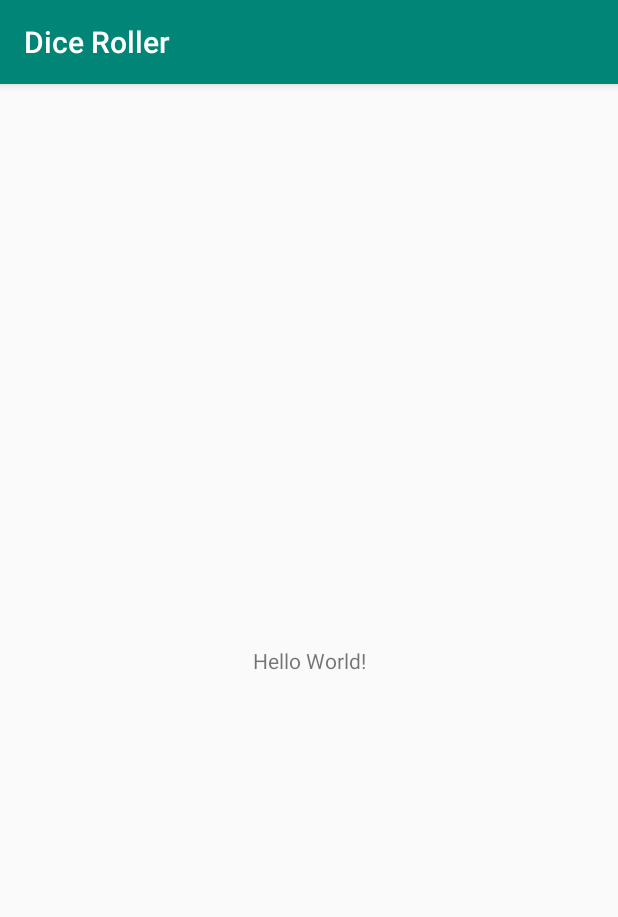
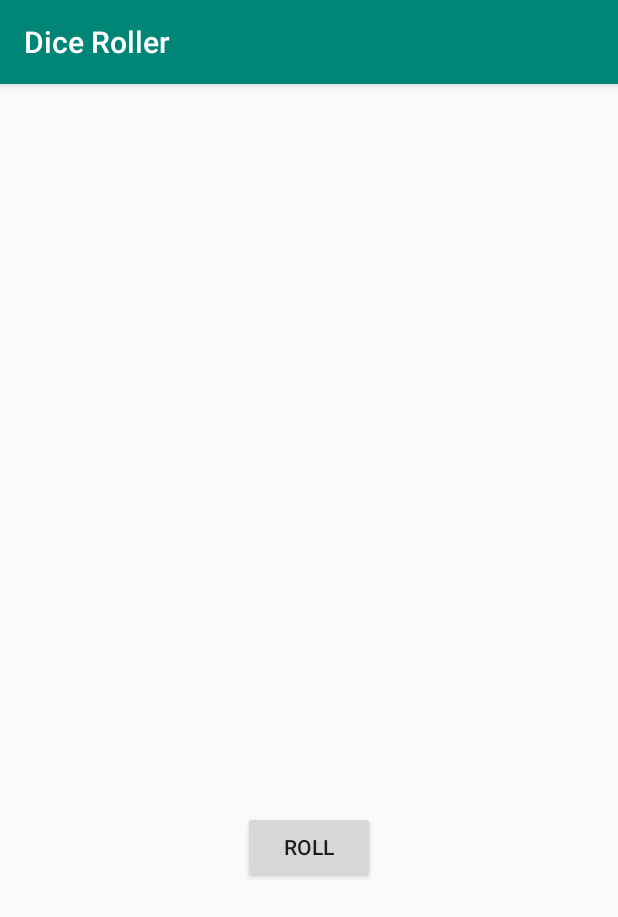
Before and after one commit to RamshaS/DiceRoller, an Android app: the screen it shows after launch (MainActivity), on a phone screen of 412 x 824 dp. Shown: the top 917 px of the screen. Run offline under Robolectric (Android 15) with nearby library versions, the phone set to English and light mode, and no system bars.

Commit message:
Created a roll the dice app. with support library enabled to support api level 21

```diff
--- a/app/build.gradle
+++ b/app/build.gradle
@@ -13,6 +13,7 @@ android {
         versionCode 1
         versionName "1.0"
         testInstrumentationRunner "androidx.test.runner.AndroidJUnitRunner"
+        vectorDrawables.useSupportLibrary = true
     }
     buildTypes {
         release {
--- a/app/src/main/java/com/ramshasaeed/android/diceroller/MainActivity.kt
+++ b/app/src/main/java/com/ramshasaeed/android/diceroller/MainActivity.kt
@@ -2,11 +2,40 @@ package com.ramshasaeed.android.diceroller
 
 import androidx.appcompat.app.AppCompatActivity
 import android.os.Bundle
+import android.widget.Button
+import android.widget.ImageView
+import android.widget.TextView
+import android.widget.Toast
+import android.widget.Toast.LENGTH_SHORT
+import kotlin.random.Random
+
 
 class MainActivity : AppCompatActivity() {
-
+    lateinit var img_roll : ImageView
     override fun onCreate(savedInstanceState: Bundle?) {
         super.onCreate(savedInstanceState)
         setContentView(R.layout.activity_main)
+
+        val btn_roll: Button = findViewById(R.id.btn_roll)
+        img_roll = findViewById(R.id.img_roll)
+        btn_roll.setOnClickListener {
+
+
+            rollDice()
+        }
+    }
+
+    private fun rollDice() {
+        val randomInteger = Random.nextInt(6) +1
+        val drawableResource = when(randomInteger){
+            1 -> R.drawable.dice_1
+            2 -> R.drawable.dice_2
+            3 -> R.drawable.dice_3
+            4 -> R.drawable.dice_4
+            5 -> R.drawable.dice_5
+            else -> R.drawable.dice_6
+        }
+        img_roll.setImageResource(drawableResource)
+
     }
 }
--- /dev/null
+++ b/app/src/main/res/drawable/dice_1.xml
@@ -0,0 +1,66 @@
+<!--
+  ~ Copyright 2018, The Android Open Source Project
+  ~
+  ~ Licensed under the Apache License, Version 2.0 (the "License");
+  ~ you may not use this file except in compliance with the License.
+  ~ You may obtain a copy of the License at
+  ~
+  ~     http://www.apache.org/licenses/LICENSE-2.0
+  ~
+  ~ Unless required by applicable law or agreed to in writing, software
+  ~ distributed under the License is distributed on an "AS IS" BASIS,
+  ~ WITHOUT WARRANTIES OR CONDITIONS OF ANY KIND, either express or implied.
+  ~ See the License for the specific language governing permissions and
+  ~ limitations under the License.
+  -->
+
+<vector xmlns:android="http://schemas.android.com/apk/res/android"
+    android:width="200dp"
+    android:height="250dp"
+    android:viewportWidth="800"
+    android:viewportHeight="1000">
+    <path
+        android:fillAlpha="0.5"
+        android:fillColor="#eee"
+        android:pathData="M740.8,635.42c-68.27,90.47 -249.77,201.76 -316,240.63a50.7,50.7 0,0 1,-49.93 0.81c-64.19,-35 -234.09,-133.88 -315.65,-242a14.69,14.69 0,0 1,-0.12 -17.49c77.58,-106.29 159.67,-258.89 341.06,-258.89 182,0 242.19,139.08 340.27,258.88A14.62,14.62 0,0 1,740.8 635.42Z"
+        android:strokeAlpha="0.5" />
+    <path
+        android:fillColor="#bdbdbd"
+        android:pathData="M704.9,630l-294.29,191.06l0,-340.85l294.29,-191.06l0,340.85z" />
+    <path
+        android:fillColor="#e0e0e0"
+        android:pathData="M97.59,630l294.29,191.06l0,-340.85l-294.29,-191.06l0,340.85z" />
+    <path
+        android:fillColor="#f5f5f5"
+        android:pathData="M400.14,464.73l-293.19,-191.45l293.19,-156.31l295.39,156.31l-295.39,191.45z" />
+    <path
+        android:fillColor="#eee"
+        android:pathData="M106.95,273.28l-9.36,15.87l294.29,191.06l8.26,-15.48l-293.19,-191.45z" />
+    <path
+        android:fillColor="#e0e0e0"
+        android:pathData="M695.53,273.28l9.37,15.87l-294.29,191.06l-10.47,-15.48l295.39,-191.45z" />
+    <path
+        android:fillColor="#eee"
+        android:pathData="M391.88,480.21h18.73v340.85h-18.73z" />
+    <path
+        android:fillColor="#f5f5f5"
+        android:pathData="M400.14,464.73l-8.26,15.48l18.73,0l-10.47,-15.48z" />
+    <path
+        android:fillColor="#78c257"
+        android:pathData="M397.45,297.62a16.9,28.71 97.07,1 0,4.16 -33.54a16.9,28.71 97.07,1 0,-4.16 33.54z" />
+    <path
+        android:fillColor="#78c257"
+        android:pathData="M297.17,539.02a30.12,16.11 53.82,1 0,26.01 -19.02a30.12,16.11 53.82,1 0,-26.01 19.02z" />
+    <path
+        android:fillColor="#78c257"
+        android:pathData="M161.96,588.24a30.12,16.11 53.82,1 0,26.01 -19.02a30.12,16.11 53.82,1 0,-26.01 19.02z" />
+    <path
+        android:fillColor="#78c257"
+        android:pathData="M551.15,579.45a30.12,16.11 126.18,1 0,35.56 -48.62a30.12,16.11 126.18,1 0,-35.56 48.62z" />
+    <path
+        android:fillColor="#78c257"
+        android:pathData="M469.12,549.58a30.12,16.11 126.18,1 0,35.56 -48.62a30.12,16.11 126.18,1 0,-35.56 48.62z" />
+    <path
+        android:fillColor="#78c257"
+        android:pathData="M633.17,609.29a30.12,16.11 126.18,1 0,35.56 -48.62a30.12,16.11 126.18,1 0,-35.56 48.62z" />
+</vector>
--- /dev/null
+++ b/app/src/main/res/drawable/dice_2.xml
@@ -0,0 +1,66 @@
+<!--
+  ~ Copyright 2018, The Android Open Source Project
+  ~
+  ~ Licensed under the Apache License, Version 2.0 (the "License");
+  ~ you may not use this file except in compliance with the License.
+  ~ You may obtain a copy of the License at
+  ~
+  ~     http://www.apache.org/licenses/LICENSE-2.0
+  ~
+  ~ Unless required by applicable law or agreed to in writing, software
+  ~ distributed under the License is distributed on an "AS IS" BASIS,
+  ~ WITHOUT WARRANTIES OR CONDITIONS OF ANY KIND, either express or implied.
+  ~ See the License for the specific language governing permissions and
+  ~ limitations under the License.
+  -->
+
+<vector xmlns:android="http://schemas.android.com/apk/res/android"
+    android:width="200dp"
+    android:height="250dp"
+    android:viewportWidth="800"
+    android:viewportHeight="1000">
+    <path
+        android:fillAlpha="0.5"
+        android:fillColor="#eee"
+        android:pathData="M740.8,635.42c-68.27,90.47 -249.77,201.76 -316,240.63a50.7,50.7 0,0 1,-49.93 0.81c-64.19,-35 -234.09,-133.88 -315.65,-242a14.69,14.69 0,0 1,-0.12 -17.49c77.58,-106.29 159.67,-258.89 341.06,-258.89 182,0 242.19,139.08 340.27,258.88A14.62,14.62 0,0 1,740.8 635.42Z"
+        android:strokeAlpha="0.5" />
+    <path
+        android:fillColor="#bdbdbd"
+        android:pathData="M704.9,630l-294.29,191.06l0,-340.85l294.29,-191.06l0,340.85z" />
+    <path
+        android:fillColor="#e0e0e0"
+        android:pathData="M97.59,630l294.29,191.06l0,-340.85l-294.29,-191.06l0,340.85z" />
+    <path
+        android:fillColor="#f5f5f5"
+        android:pathData="M400.14,464.73l-293.19,-191.45l293.19,-156.31l295.39,156.31l-295.39,191.45z" />
+    <path
+        android:fillColor="#eee"
+        android:pathData="M106.95,273.28l-9.36,15.87l294.29,191.06l8.26,-15.48l-293.19,-191.45z" />
+    <path
+        android:fillColor="#e0e0e0"
+        android:pathData="M695.53,273.28l9.37,15.87l-294.29,191.06l-10.47,-15.48l295.39,-191.45z" />
+    <path
+        android:fillColor="#eee"
+        android:pathData="M391.88,480.21h18.73v340.85h-18.73z" />
+    <path
+        android:fillColor="#f5f5f5"
+        android:pathData="M400.14,464.73l-8.26,15.48l18.73,0l-10.47,-15.48z" />
+    <path
+        android:fillColor="#78c257"
+        android:pathData="M520.85,303.25a16.9,28.71 97.07,1 0,4.16 -33.54a16.9,28.71 97.07,1 0,-4.16 33.54z" />
+    <path
+        android:fillColor="#78c257"
+        android:pathData="M273.33,291.99a16.9,28.71 97.07,1 0,4.16 -33.54a16.9,28.71 97.07,1 0,-4.16 33.54z" />
+    <path
+        android:fillColor="#78c257"
+        android:pathData="M229.56,563.64a30.12,16.11 53.82,1 0,26.01 -19.02a30.12,16.11 53.82,1 0,-26.01 19.02z" />
+    <path
+        android:fillColor="#78c257"
+        android:pathData="M311.58,533.77a30.12,16.11 53.82,1 0,26.01 -19.02a30.12,16.11 53.82,1 0,-26.01 19.02z" />
+    <path
+        android:fillColor="#78c257"
+        android:pathData="M147.54,593.49a30.12,16.11 53.82,1 0,26.01 -19.02a30.12,16.11 53.82,1 0,-26.01 19.02z" />
+    <path
+        android:fillColor="#78c257"
+        android:pathData="M551.15,579.45a30.12,16.11 126.18,1 0,35.56 -48.62a30.12,16.11 126.18,1 0,-35.56 48.62z" />
+</vector>
--- /dev/null
+++ b/app/src/main/res/drawable/dice_3.xml
@@ -0,0 +1,66 @@
+<!--
+  ~ Copyright 2018, The Android Open Source Project
+  ~
+  ~ Licensed under the Apache License, Version 2.0 (the "License");
+  ~ you may not use this file except in compliance with the License.
+  ~ You may obtain a copy of the License at
+  ~
+  ~     http://www.apache.org/licenses/LICENSE-2.0
+  ~
+  ~ Unless required by applicable law or agreed to in writing, software
+  ~ distributed under the License is distributed on an "AS IS" BASIS,
+  ~ WITHOUT WARRANTIES OR CONDITIONS OF ANY KIND, either express or implied.
+  ~ See the License for the specific language governing permissions and
+  ~ limitations under the License.
+  -->
+
+<vector xmlns:android="http://schemas.android.com/apk/res/android"
+    android:width="200dp"
+    android:height="250dp"
+    android:viewportWidth="800"
+    android:viewportHeight="1000">
+    <path
+        android:fillAlpha="0.5"
+        android:fillColor="#eee"
+        android:pathData="M740.8,635.42c-68.27,90.47 -249.77,201.76 -316,240.63a50.7,50.7 0,0 1,-49.93 0.81c-64.19,-35 -234.09,-133.88 -315.65,-242a14.69,14.69 0,0 1,-0.12 -17.49c77.58,-106.29 159.67,-258.89 341.06,-258.89 182,0 242.19,139.08 340.27,258.88A14.62,14.62 0,0 1,740.8 635.42Z"
+        android:strokeAlpha="0.5" />
+    <path
+        android:fillColor="#bdbdbd"
+        android:pathData="M704.9,630l-294.29,191.06l0,-340.85l294.29,-191.06l0,340.85z" />
+    <path
+        android:fillColor="#e0e0e0"
+        android:pathData="M97.59,630l294.29,191.06l0,-340.85l-294.29,-191.06l0,340.85z" />
+    <path
+        android:fillColor="#f5f5f5"
+        android:pathData="M400.14,464.73l-293.19,-191.45l293.19,-156.31l295.39,156.31l-295.39,191.45z" />
+    <path
+        android:fillColor="#eee"
+        android:pathData="M106.95,273.28l-9.36,15.87l294.29,191.06l8.26,-15.48l-293.19,-191.45z" />
+    <path
+        android:fillColor="#e0e0e0"
+        android:pathData="M695.53,273.28l9.37,15.87l-294.29,191.06l-10.47,-15.48l295.39,-191.45z" />
+    <path
+        android:fillColor="#eee"
+        android:pathData="M391.88,480.21h18.73v340.85h-18.73z" />
+    <path
+        android:fillColor="#f5f5f5"
+        android:pathData="M400.14,464.73l-8.26,15.48l18.73,0l-10.47,-15.48z" />
+    <path
+        android:fillColor="#78c257"
+        android:pathData="M398.11,297.62a16.9,28.71 97.07,1 0,4.16 -33.54a16.9,28.71 97.07,1 0,-4.16 33.54z" />
+    <path
+        android:fillColor="#78c257"
+        android:pathData="M548.27,304.46a16.9,28.71 97.07,1 0,4.16 -33.54a16.9,28.71 97.07,1 0,-4.16 33.54z" />
+    <path
+        android:fillColor="#78c257"
+        android:pathData="M247.95,290.79a16.9,28.71 97.07,1 0,4.16 -33.54a16.9,28.71 97.07,1 0,-4.16 33.54z" />
+    <path
+        android:fillColor="#78c257"
+        android:pathData="M229.56,563.64a30.12,16.11 53.82,1 0,26.01 -19.02a30.12,16.11 53.82,1 0,-26.01 19.02z" />
+    <path
+        android:fillColor="#78c257"
+        android:pathData="M483.54,554.83a30.12,16.11 126.18,1 0,35.56 -48.62a30.12,16.11 126.18,1 0,-35.56 48.62z" />
+    <path
+        android:fillColor="#78c257"
+        android:pathData="M618.75,604.04a30.12,16.11 126.18,1 0,35.56 -48.62a30.12,16.11 126.18,1 0,-35.56 48.62z" />
+</vector>
--- /dev/null
+++ b/app/src/main/res/drawable/dice_4.xml
@@ -0,0 +1,69 @@
+<!--
+  ~ Copyright 2018, The Android Open Source Project
+  ~
+  ~ Licensed under the Apache License, Version 2.0 (the "License");
+  ~ you may not use this file except in compliance with the License.
+  ~ You may obtain a copy of the License at
+  ~
+  ~     http://www.apache.org/licenses/LICENSE-2.0
+  ~
+  ~ Unless required by applicable law or agreed to in writing, software
+  ~ distributed under the License is distributed on an "AS IS" BASIS,
+  ~ WITHOUT WARRANTIES OR CONDITIONS OF ANY KIND, either express or implied.
+  ~ See the License for the specific language governing permissions and
+  ~ limitations under the License.
+  -->
+
+<vector xmlns:android="http://schemas.android.com/apk/res/android"
+    android:width="200dp"
+    android:height="250dp"
+    android:viewportWidth="800"
+    android:viewportHeight="1000">
+    <path
+        android:fillAlpha="0.5"
+        android:fillColor="#eee"
+        android:pathData="M740.8,635.42c-68.27,90.47 -249.77,201.76 -316,240.63a50.7,50.7 0,0 1,-49.93 0.81c-64.19,-35 -234.09,-133.88 -315.65,-242a14.69,14.69 0,0 1,-0.12 -17.49c77.58,-106.29 159.67,-258.89 341.06,-258.89 182,0 242.19,139.08 340.27,258.88A14.62,14.62 0,0 1,740.8 635.42Z"
+        android:strokeAlpha="0.5" />
+    <path
+        android:fillColor="#bdbdbd"
+        android:pathData="M704.9,630l-294.29,191.06l0,-340.85l294.29,-191.06l0,340.85z" />
+    <path
+        android:fillColor="#e0e0e0"
+        android:pathData="M97.59,630l294.29,191.06l0,-340.85l-294.29,-191.06l0,340.85z" />
+    <path
+        android:fillColor="#f5f5f5"
+        android:pathData="M400.14,464.73l-293.19,-191.45l293.19,-156.31l295.39,156.31l-295.39,191.45z" />
+    <path
+        android:fillColor="#eee"
+        android:pathData="M106.95,273.28l-9.36,15.87l294.29,191.06l8.26,-15.48l-293.19,-191.45z" />
+    <path
+        android:fillColor="#e0e0e0"
+        android:pathData="M695.53,273.28l9.37,15.87l-294.29,191.06l-10.47,-15.48l295.39,-191.45z" />
+    <path
+        android:fillColor="#eee"
+        android:pathData="M391.88,480.21h18.73v340.85h-18.73z" />
+    <path
+        android:fillColor="#f5f5f5"
+        android:pathData="M400.14,464.73l-8.26,15.48l18.73,0l-10.47,-15.48z" />
+    <path
+        android:fillColor="#78c257"
+        android:pathData="M530.08,303.65a16.9,28.71 97.07,1 0,4.16 -33.54a16.9,28.71 97.07,1 0,-4.16 33.54z" />
+    <path
+        android:fillColor="#78c257"
+        android:pathData="M389.68,218.17a16.9,28.71 97.07,1 0,4.16 -33.54a16.9,28.71 97.07,1 0,-4.16 33.54z" />
+    <path
+        android:fillColor="#78c257"
+        android:pathData="M405.35,377.09a16.9,28.71 97.07,1 0,4.16 -33.54a16.9,28.71 97.07,1 0,-4.16 33.54z" />
+    <path
+        android:fillColor="#78c257"
+        android:pathData="M264.95,291.6a16.9,28.71 97.07,1 0,4.16 -33.54a16.9,28.71 97.07,1 0,-4.16 33.54z" />
+    <path
+        android:fillColor="#78c257"
+        android:pathData="M297.17,541.59a30.12,16.11 53.82,1 0,26.01 -19.02a30.12,16.11 53.82,1 0,-26.01 19.02z" />
+    <path
+        android:fillColor="#78c257"
+        android:pathData="M161.96,590.81a30.12,16.11 53.82,1 0,26.01 -19.02a30.12,16.11 53.82,1 0,-26.01 19.02z" />
+    <path
+        android:fillColor="#78c257"
+        android:pathData="M551.15,579.45a30.12,16.11 126.18,1 0,35.56 -48.62a30.12,16.11 126.18,1 0,-35.56 48.62z" />
+</vector>
--- /dev/null
+++ b/app/src/main/res/drawable/dice_5.xml
@@ -0,0 +1,75 @@
+<!--
+  ~ Copyright 2018, The Android Open Source Project
+  ~
+  ~ Licensed under the Apache License, Version 2.0 (the "License");
+  ~ you may not use this file except in compliance with the License.
+  ~ You may obtain a copy of the License at
+  ~
+  ~     http://www.apache.org/licenses/LICENSE-2.0
+  ~
+  ~ Unless required by applicable law or agreed to in writing, software
+  ~ distributed under the License is distributed on an "AS IS" BASIS,
+  ~ WITHOUT WARRANTIES OR CONDITIONS OF ANY KIND, either express or implied.
+  ~ See the License for the specific language governing permissions and
+  ~ limitations under the License.
+  -->
+
+<vector xmlns:android="http://schemas.android.com/apk/res/android"
+    android:width="200dp"
+    android:height="250dp"
+    android:viewportWidth="800"
+    android:viewportHeight="1000">
+    <path
+        android:fillAlpha="0.5"
+        android:fillColor="#eee"
+        android:pathData="M740.8,635.42c-68.27,90.47 -249.77,201.76 -316,240.63a50.7,50.7 0,0 1,-49.93 0.81c-64.19,-35 -234.09,-133.88 -315.65,-242a14.69,14.69 0,0 1,-0.12 -17.49c77.58,-106.29 159.67,-258.89 341.06,-258.89 182,0 242.19,139.08 340.27,258.88A14.62,14.62 0,0 1,740.8 635.42Z"
+        android:strokeAlpha="0.5" />
+    <path
+        android:fillColor="#bdbdbd"
+        android:pathData="M704.9,630l-294.29,191.06l0,-340.85l294.29,-191.06l0,340.85z" />
+    <path
+        android:fillColor="#e0e0e0"
+        android:pathData="M97.59,630l294.29,191.06l0,-340.85l-294.29,-191.06l0,340.85z" />
+    <path
+        android:fillColor="#f5f5f5"
+        android:pathData="M400.14,464.73l-293.19,-191.45l293.19,-156.31l295.39,156.31l-295.39,191.45z" />
+    <path
+        android:fillColor="#eee"
+        android:pathData="M106.95,273.28l-9.36,15.87l294.29,191.06l8.26,-15.48l-293.19,-191.45z" />
+    <path
+        android:fillColor="#e0e0e0"
+        android:pathData="M695.53,273.28l9.37,15.87l-294.29,191.06l-10.47,-15.48l295.39,-191.45z" />
+    <path
+        android:fillColor="#eee"
+        android:pathData="M391.88,480.21h18.73v340.85h-18.73z" />
+    <path
+        android:fillColor="#f5f5f5"
+        android:pathData="M400.14,464.73l-8.26,15.48l18.73,0l-10.47,-15.48z" />
+    <path
+        android:fillColor="#78c257"
+        android:pathData="M397.05,297.63a16.9,28.71 97.07,1 0,4.16 -33.54a16.9,28.71 97.07,1 0,-4.16 33.54z" />
+    <path
+        android:fillColor="#78c257"
+        android:pathData="M547.21,304.45a16.9,28.71 97.07,1 0,4.16 -33.54a16.9,28.71 97.07,1 0,-4.16 33.54z" />
+    <path
+        android:fillColor="#78c257"
+        android:pathData="M388.17,207.62a16.9,28.71 97.07,1 0,4.16 -33.54a16.9,28.71 97.07,1 0,-4.16 33.54z" />
+    <path
+        android:fillColor="#78c257"
+        android:pathData="M405.93,387.62a16.9,28.71 97.07,1 0,4.16 -33.54a16.9,28.71 97.07,1 0,-4.16 33.54z" />
+    <path
+        android:fillColor="#78c257"
+        android:pathData="M246.89,290.79a16.9,28.71 97.07,1 0,4.16 -33.54a16.9,28.71 97.07,1 0,-4.16 33.54z" />
+    <path
+        android:fillColor="#78c257"
+        android:pathData="M229.56,563.64a30.12,16.11 53.82,1 0,26.01 -19.02a30.12,16.11 53.82,1 0,-26.01 19.02z" />
+    <path
+        android:fillColor="#78c257"
+        android:pathData="M551.15,579.45a30.12,16.11 126.18,1 0,35.56 -48.62a30.12,16.11 126.18,1 0,-35.56 48.62z" />
+    <path
+        android:fillColor="#78c257"
+        android:pathData="M469.12,549.58a30.12,16.11 126.18,1 0,35.56 -48.62a30.12,16.11 126.18,1 0,-35.56 48.62z" />
+    <path
+        android:fillColor="#78c257"
+        android:pathData="M633.17,609.29a30.12,16.11 126.18,1 0,35.56 -48.62a30.12,16.11 126.18,1 0,-35.56 48.62z" />
+</vector>
--- /dev/null
+++ b/app/src/main/res/drawable/dice_6.xml
@@ -0,0 +1,81 @@
+<!--
+  ~ Copyright 2018, The Android Open Source Project
+  ~
+  ~ Licensed under the Apache License, Version 2.0 (the "License");
+  ~ you may not use this file except in compliance with the License.
+  ~ You may obtain a copy of the License at
+  ~
+  ~     http://www.apache.org/licenses/LICENSE-2.0
+  ~
+  ~ Unless required by applicable law or agreed to in writing, software
+  ~ distributed under the License is distributed on an "AS IS" BASIS,
+  ~ WITHOUT WARRANTIES OR CONDITIONS OF ANY KIND, either express or implied.
+  ~ See the License for the specific language governing permissions and
+  ~ limitations under the License.
+  -->
+
+<vector xmlns:android="http://schemas.android.com/apk/res/android"
+    android:width="200dp"
+    android:height="250dp"
+    android:viewportWidth="800"
+    android:viewportHeight="1000">
+    <path
+        android:fillAlpha="0.5"
+        android:fillColor="#eee"
+        android:pathData="M740.8,635.42c-68.27,90.47 -249.77,201.76 -316,240.63a50.7,50.7 0,0 1,-49.93 0.81c-64.19,-35 -234.09,-133.88 -315.65,-242a14.69,14.69 0,0 1,-0.12 -17.49c77.58,-106.29 159.67,-258.89 341.06,-258.89 182,0 242.19,139.08 340.27,258.88A14.62,14.62 0,0 1,740.8 635.42Z"
+        android:strokeAlpha="0.5" />
+    <path
+        android:fillColor="#bdbdbd"
+        android:pathData="M704.9,630l-294.29,191.06l0,-340.85l294.29,-191.06l0,340.85z" />
+    <path
+        android:fillColor="#e0e0e0"
+        android:pathData="M97.59,630l294.29,191.06l0,-340.85l-294.29,-191.06l0,340.85z" />
+    <path
+        android:fillColor="#f5f5f5"
+        android:pathData="M400.14,464.73l-293.19,-191.45l293.19,-156.31l295.39,156.31l-295.39,191.45z" />
+    <path
+        android:fillColor="#eee"
+        android:pathData="M106.95,273.28l-9.36,15.87l294.29,191.06l8.26,-15.48l-293.19,-191.45z" />
+    <path
+        android:fillColor="#e0e0e0"
+        android:pathData="M695.53,273.28l9.37,15.87l-294.29,191.06l-10.47,-15.48l295.39,-191.45z" />
+    <path
+        android:fillColor="#eee"
+        android:pathData="M391.88,480.21h18.73v340.85h-18.73z" />
+    <path
+        android:fillColor="#f5f5f5"
+        android:pathData="M400.14,464.73l-8.26,15.48l18.73,0l-10.47,-15.48z" />
+    <path
+        android:fillColor="#78c257"
+        android:pathData="M326.53,254.89a16.9,28.71 97.07,1 0,4.16 -33.54a16.9,28.71 97.07,1 0,-4.16 33.54z" />
+    <path
+        android:fillColor="#78c257"
+        android:pathData="M537.57,298.78a16.9,28.71 97.07,1 0,4.16 -33.54a16.9,28.71 97.07,1 0,-4.16 33.54z" />
+    <path
+        android:fillColor="#78c257"
+        android:pathData="M397.17,213.3a16.9,28.71 97.07,1 0,4.16 -33.54a16.9,28.71 97.07,1 0,-4.16 33.54z" />
+    <path
+        android:fillColor="#78c257"
+        android:pathData="M396.31,381.95a16.9,28.71 97.07,1 0,4.16 -33.54a16.9,28.71 97.07,1 0,-4.16 33.54z" />
+    <path
+        android:fillColor="#78c257"
+        android:pathData="M255.91,296.47a16.9,28.71 97.07,1 0,4.16 -33.54a16.9,28.71 97.07,1 0,-4.16 33.54z" />
+    <path
+        android:fillColor="#78c257"
+        android:pathData="M466.93,340.37a16.9,28.71 97.07,1 0,4.16 -33.54a16.9,28.71 97.07,1 0,-4.16 33.54z" />
+    <path
+        android:fillColor="#78c257"
+        android:pathData="M230,563.64a30.12,16.11 53.82,1 0,26.01 -19.02a30.12,16.11 53.82,1 0,-26.01 19.02z" />
+    <path
+        android:fillColor="#78c257"
+        android:pathData="M312.02,533.78a30.12,16.11 53.82,1 0,26.01 -19.02a30.12,16.11 53.82,1 0,-26.01 19.02z" />
+    <path
+        android:fillColor="#78c257"
+        android:pathData="M147.96,593.48a30.12,16.11 53.82,1 0,26.01 -19.02a30.12,16.11 53.82,1 0,-26.01 19.02z" />
+    <path
+        android:fillColor="#78c257"
+        android:pathData="M483.54,554.83a30.12,16.11 126.18,1 0,35.56 -48.62a30.12,16.11 126.18,1 0,-35.56 48.62z" />
+    <path
+        android:fillColor="#78c257"
+        android:pathData="M618.75,604.04a30.12,16.11 126.18,1 0,35.56 -48.62a30.12,16.11 126.18,1 0,-35.56 48.62z" />
+</vector>
--- /dev/null
+++ b/app/src/main/res/drawable/empty_dice.xml
@@ -0,0 +1,27 @@
+<!--
+  ~ Copyright 2018, The Android Open Source Project
+  ~
+  ~ Licensed under the Apache License, Version 2.0 (the "License");
+  ~ you may not use this file except in compliance with the License.
+  ~ You may obtain a copy of the License at
+  ~
+  ~     http://www.apache.org/licenses/LICENSE-2.0
+  ~
+  ~ Unless required by applicable law or agreed to in writing, software
+  ~ distributed under the License is distributed on an "AS IS" BASIS,
+  ~ WITHOUT WARRANTIES OR CONDITIONS OF ANY KIND, either express or implied.
+  ~ See the License for the specific language governing permissions and
+  ~ limitations under the License.
+  -->
+
+<vector xmlns:android="http://schemas.android.com/apk/res/android"
+    android:width="200dp"
+    android:height="250dp"
+    android:viewportWidth="800"
+    android:viewportHeight="1000">
+
+    <path
+        android:fillColor="#00000000"
+        android:pathData="M0,0l0,0z" />
+
+</vector>
--- a/app/src/main/res/layout/activity_main.xml
+++ b/app/src/main/res/layout/activity_main.xml
@@ -1,18 +1,27 @@
 <?xml version="1.0" encoding="utf-8"?>
-<androidx.constraintlayout.widget.ConstraintLayout xmlns:android="http://schemas.android.com/apk/res/android"
+<LinearLayout xmlns:android="http://schemas.android.com/apk/res/android"
+    xmlns:tools="http://schemas.android.com/tools"
     xmlns:app="http://schemas.android.com/apk/res-auto"
-    xmlns:tools="http://schemas.android.com/tools"
     android:layout_width="match_parent"
-    android:layout_height="match_parent"
-    tools:context=".MainActivity">
-
-    <TextView
+    android:layout_height="wrap_content"
+    tools:context=".MainActivity"
+    android:layout_gravity="center_vertical"
+    android:orientation="vertical"
+    >
+    <ImageView
+        android:id="@+id/img_roll"
         android:layout_width="wrap_content"
         android:layout_height="wrap_content"
-        android:text="Hello World!"
-        app:layout_constraintBottom_toBottomOf="parent"
-        app:layout_constraintLeft_toLeftOf="parent"
-        app:layout_constraintRight_toRightOf="parent"
-        app:layout_constraintTop_toTopOf="parent" />
+        app:srcCompat="@drawable/empty_dice"
+        tools:src="@drawable/empty_dice"
+        android:layout_gravity="center_horizontal"
+        />
+    <Button
+        android:id="@+id/btn_roll"
+        android:layout_width="wrap_content"
+        android:layout_height="wrap_content"
+        android:text="@string/roll"
+        android:layout_gravity="center_horizontal"
+        />
 
-</androidx.constraintlayout.widget.ConstraintLayout>
+</LinearLayout>
--- a/app/src/main/res/values/strings.xml
+++ b/app/src/main/res/values/strings.xml
@@ -1,3 +1,4 @@
 <resources>
     <string name="app_name">Dice Roller</string>
+    <string name="roll">ROLL</string>
 </resources>
```
